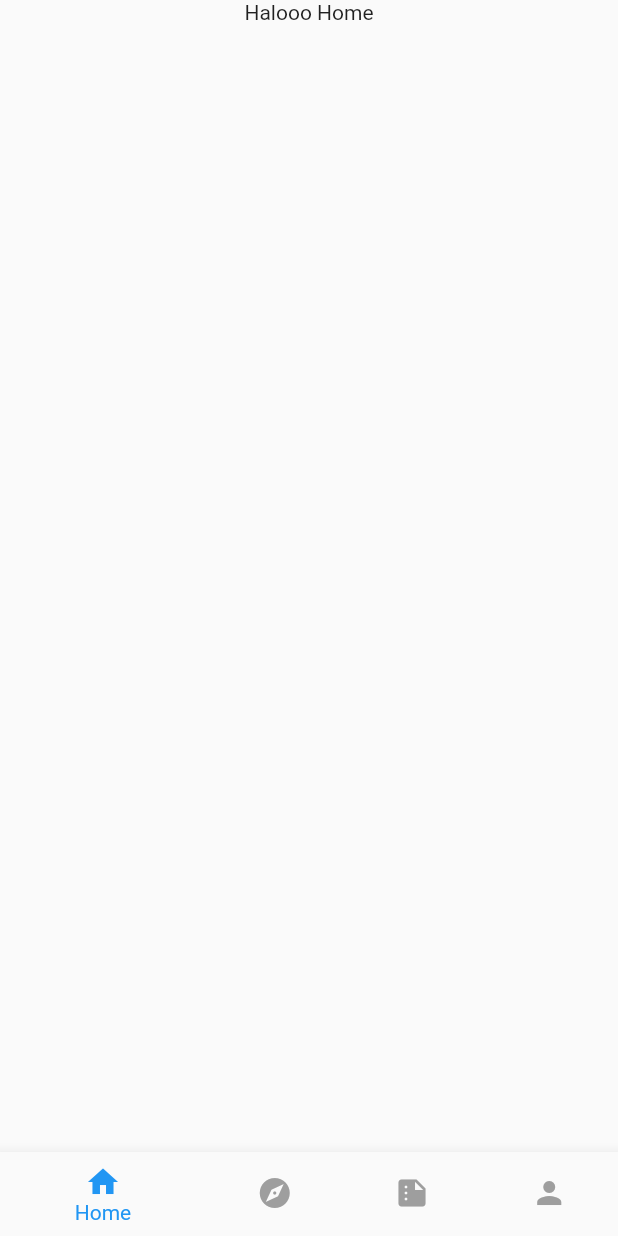
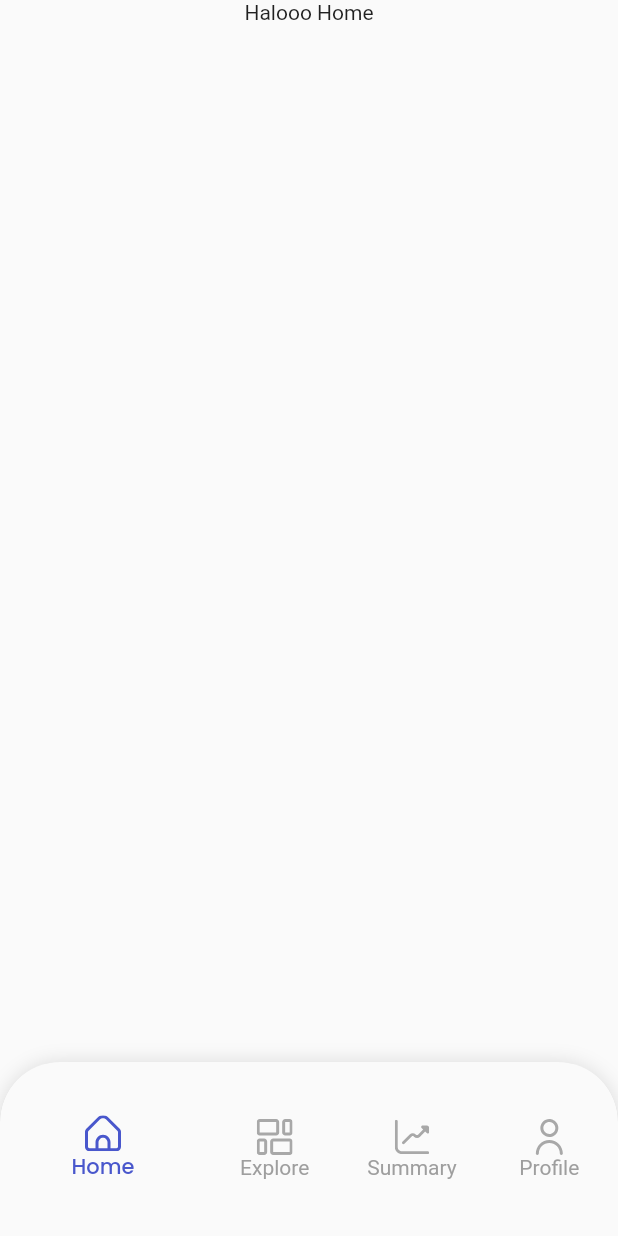
Before and after one commit to Capstone-Project-Kelompok-6/Flutter, a Flutter app: the screen it shows after launch, on a phone screen of 412 x 824 dp. Run offline on Flutter 3.47's test engine with Material 2 defaults, Android fonts, the phone set to English and light mode, and no system bars; our stand-ins replace flutter_svg, google_fonts.

Commit message:
improve bottom navbar

```diff
--- a/flutter_capstone_6/lib/widget/bottom_navigation.dart
+++ b/flutter_capstone_6/lib/widget/bottom_navigation.dart
@@ -2,6 +2,8 @@ import 'package:flutter/material.dart';
 import 'package:flutter_capstone_6/screen/explore_screen.dart';
 import 'package:flutter_capstone_6/screen/profile_screen.dart';
 import 'package:flutter_capstone_6/screen/summary_screen.dart';
+import 'package:flutter_svg/flutter_svg.dart';
+import 'package:google_fonts/google_fonts.dart';
 
 import '../screen/home_sreen.dart';
 
@@ -32,18 +34,81 @@ class _BottomNavigationBarControllerState
 
   int _selectedIndex = 0;
 
-  Widget _bottomNavigationBar(int selectedIndex) => BottomNavigationBar(
-        onTap: (int index) => setState(() => _selectedIndex = index),
-        currentIndex: selectedIndex,
-        items: const <BottomNavigationBarItem>[
-          BottomNavigationBarItem(icon: Icon(Icons.home), label: 'Home'),
-          BottomNavigationBarItem(icon: Icon(Icons.explore), label: 'Explore'),
-          BottomNavigationBarItem(
-              icon: Icon(Icons.summarize), label: 'Summary'),
-          BottomNavigationBarItem(icon: Icon(Icons.person), label: 'Profile'),
-        ],
-        unselectedItemColor: Colors.grey,
-        selectedItemColor: Colors.blue,
+  Widget _bottomNavigationBar(int selectedIndex) => Container(
+        height: 116,
+        decoration: BoxDecoration(
+            borderRadius: BorderRadius.only(
+                topLeft: Radius.circular(40), topRight: Radius.circular(40)),
+            boxShadow: [
+              BoxShadow(color: Colors.black12, spreadRadius: 0, blurRadius: 10)
+            ]),
+        child: ClipRRect(
+          borderRadius: BorderRadius.only(
+              topLeft: Radius.circular(40), topRight: Radius.circular(40)),
+          child: BottomNavigationBar(
+            onTap: (int index) => setState(() => _selectedIndex = index),
+            currentIndex: selectedIndex,
+            items: <BottomNavigationBarItem>[
+              BottomNavigationBarItem(
+                  activeIcon: Container(
+                    height: 24,
+                    width: 24,
+                    child: SvgPicture.asset('assets/home.svg'),
+                  ),
+                  icon: Container(
+                    height: 24,
+                    width: 24,
+                    child: SvgPicture.asset('assets/home_unselect.svg'),
+                  ),
+                  label: 'Home'),
+              BottomNavigationBarItem(
+                  activeIcon: Container(
+                    height: 24,
+                    width: 24,
+                    child: SvgPicture.asset('assets/explore.svg'),
+                  ),
+                  icon: Container(
+                    height: 24,
+                    width: 24,
+                    child: SvgPicture.asset('assets/explore_unselect.svg'),
+                  ),
+                  label: 'Explore'),
+              BottomNavigationBarItem(
+                  activeIcon: Container(
+                    height: 24,
+                    width: 24,
+                    child: SvgPicture.asset('assets/summary.svg'),
+                  ),
+                  icon: Container(
+                    height: 24,
+                    width: 24,
+                    child: SvgPicture.asset('assets/summary_unselect.svg'),
+                  ),
+                  label: 'Summary'),
+              BottomNavigationBarItem(
+                activeIcon: Container(
+                  height: 24,
+                  width: 24,
+                  child: SvgPicture.asset('assets/user.svg'),
+                ),
+                icon: Container(
+                  height: 24,
+                  width: 24,
+                  child: SvgPicture.asset('assets/user_unselect.svg'),
+                ),
+                label: 'Profile',
+              ),
+            ],
+            selectedLabelStyle:
+                GoogleFonts.poppins(fontSize: 14, fontWeight: FontWeight.w500),
+            unselectedLabelStyle: TextStyle(color: Colors.grey),
+            selectedItemColor: Color.fromRGBO(73, 87, 204, 1),
+            unselectedItemColor: Colors.grey,
+            showUnselectedLabels: true,
+            selectedFontSize: 14,
+            unselectedFontSize: 14,
+          ),
+        ),
       );
 
   @override
```
Also changed, not shown: flutter_capstone_6/pubspec.yaml (+11 -3 lines), flutter_capstone_6/assets/explore.svg (added), flutter_capstone_6/assets/explore_unselect.svg (added), flutter_capstone_6/assets/home.svg (added), flutter_capstone_6/assets/home_unselect.svg (added), flutter_capstone_6/assets/summary.svg (added), flutter_capstone_6/assets/summary_unselect.svg (added), flutter_capstone_6/assets/user.svg (added), flutter_capstone_6/assets/user_unselect.svg (added), flutter_capstone_6/pubspec.lock, 1 other file.
